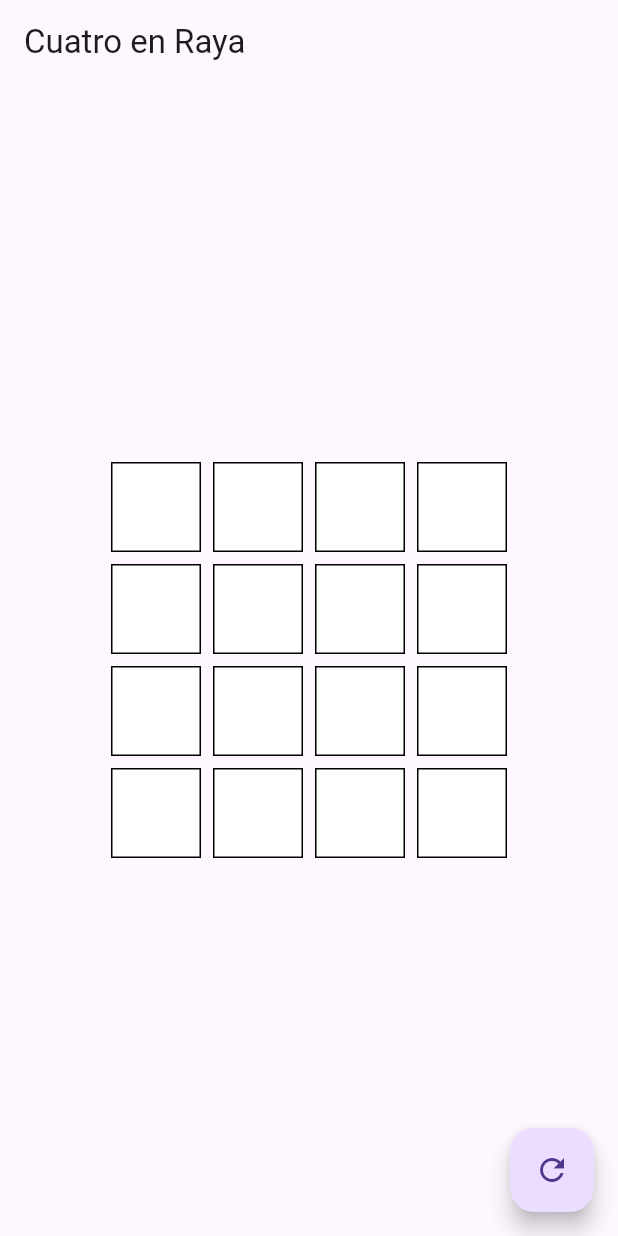
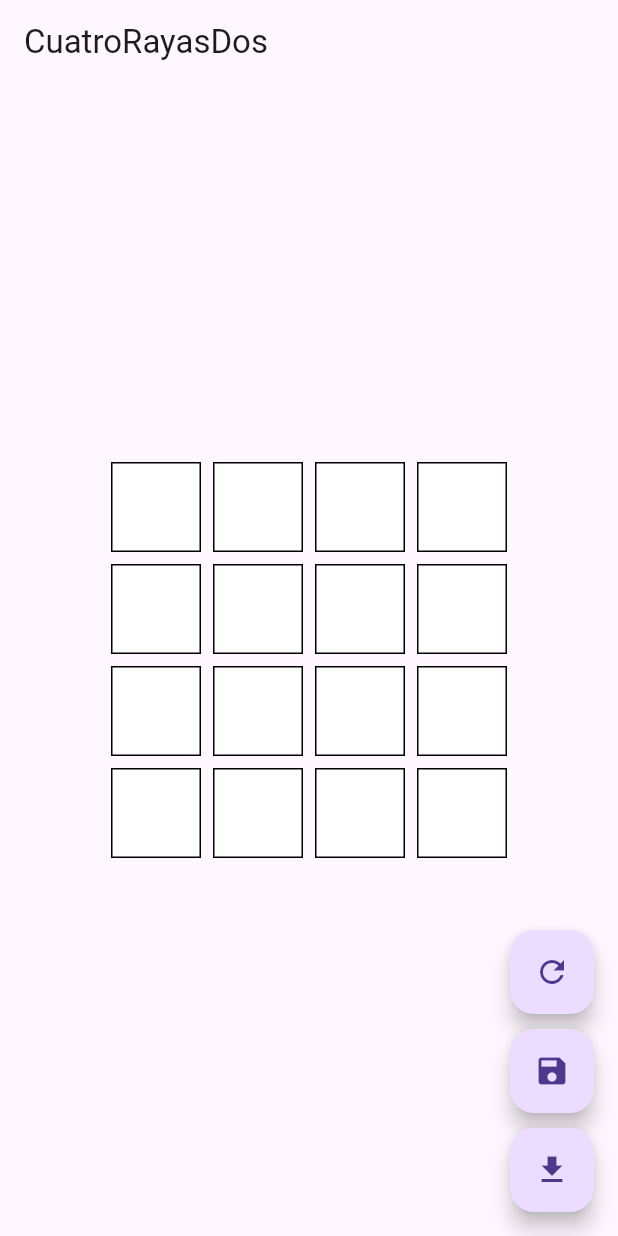
Before and after one commit to oscarruiz-code/CuatroenRayas, a Flutter app: the screen it shows after launch, after a tap on the "refresh" icon, on a phone screen of 412 x 824 dp. Run offline on Flutter 3.47's test engine with Material 3 defaults, Android fonts, the light colour scheme and no system bars; network calls fail.

Commit message:
240325 12

```diff
--- a/lib/main.dart
+++ b/lib/main.dart
@@ -1,8 +1,7 @@
 import 'package:flutter/material.dart';
-import './src/juego.dart'; // Ruta hacia el archivo de lógica del juego
-
+import 'package:juegocuatroenrayas/src/juego.dart';
 void main() {
-  runApp(const MaterialApp(
-    home: Juego(),
+  runApp( MaterialApp(
+    home: Juego(gameId: "2",gameName: "CuatroRayasDos",),
   ));
 }
--- a/lib/src/juego.dart
+++ b/lib/src/juego.dart
@@ -1,32 +1,48 @@
 import 'package:flutter/material.dart';
+import 'package:juegocuatroenrayas/service/servicios.dart';// Importa la clase Servicios
 
 class Juego extends StatefulWidget {
-  const Juego({super.key});
+  final String gameId;
+  final String gameName;
+
+  const Juego({super.key, required this.gameId, required this.gameName});
 
   @override
   State<Juego> createState() => _JuegoState();
 }
 
 class _JuegoState extends State<Juego> {
-  static const int tamanioTablero = 4; // Tamaño del tablero 4x4
-  List<List<String>> tablero = List.generate(
-    tamanioTablero,
-    (_) => List.generate(tamanioTablero, (_) => ''),
-  );
+  static const int tamanioTablero = 4;
+  List<List<String>> tablero = [
+    ['', '', '', ''],
+    ['', '', '', ''],
+    ['', '', '', ''],
+    ['', '', '', ''],
+  ];
 
-  String turnoActual = 'Jugador 1'; // "Jugador 1" para X, "Jugador 2" para O
-  int fichasColocadasJugador1 = 0; // Fichas del Jugador 1
-  int fichasColocadasJugador2 = 0; // Fichas del Jugador 2
-  bool faseColocacion = true; // Fase inicial de colocación de fichas
+  String turnoActual = 'Jugador 1';
+  int fichasColocadasJugador1 = 0;
+  int fichasColocadasJugador2 = 0;
+  bool faseColocacion = true;
+
+  int? fichaSeleccionadaFila;
+  int? fichaSeleccionadaColumna;
 
   void reiniciarJuego() {
     setState(() {
-      tablero = List.generate(
-          tamanioTablero, (_) => List.generate(tamanioTablero, (_) => ''));
+      tablero = [
+        ['', '', '', ''],
+        ['', '', '', ''],
+        ['', '', '', ''],
+        ['', '', '', ''],
+      ];
+
       turnoActual = 'Jugador 1';
       fichasColocadasJugador1 = 0;
       fichasColocadasJugador2 = 0;
       faseColocacion = true;
+      fichaSeleccionadaFila = null;
+      fichaSeleccionadaColumna = null;
     });
   }
 
@@ -43,7 +59,6 @@ class _JuegoState extends State<Juego> {
 
   void colocarFicha(int fila, int columna) {
     if (faseColocacion) {
-      // Determinar si es la primera ficha del Jugador 1 (con restricción de borde)
       bool primeraFichaRestriccion =
           turnoActual == 'Jugador 1' && fichasColocadasJugador1 == 0;
 
@@ -51,14 +66,19 @@ class _JuegoState extends State<Juego> {
           (fichasColocadasJugador1 < 4 || fichasColocadasJugador2 < 4) &&
           (!primeraFichaRestriccion || alBorde(fila, columna))) {
         setState(() {
-          tablero[fila][columna] =
-              turnoActual == 'Jugador 1' ? 'X' : 'O'; // Asignar símbolo
-          turnoActual == 'Jugador 1'
-              ? fichasColocadasJugador1++
-              : fichasColocadasJugador2++;
+          String simbolo = turnoActual == 'Jugador 1' ? 'X' : 'O';
+          tablero[fila][columna] = simbolo;
+
+          if (turnoActual == 'Jugador 1') {
+            fichasColocadasJugador1++;
+          } else {
+            fichasColocadasJugador2++;
+          }
+
           if (fichasColocadasJugador1 == 4 && fichasColocadasJugador2 == 4) {
             faseColocacion = false;
           }
+
           turnoActual = turnoActual == 'Jugador 1' ? 'Jugador 2' : 'Jugador 1';
         });
       }
@@ -67,14 +87,10 @@ class _JuegoState extends State<Juego> {
     }
   }
 
-  int? fichaSeleccionadaFila;
-  int? fichaSeleccionadaColumna;
-
   void seleccionarOMoverFicha(int fila, int columna) {
-    if (faseColocacion) return; // Ignorar esta función en la fase de colocación
+    if (faseColocacion) return;
 
     if (fichaSeleccionadaFila == null && fichaSeleccionadaColumna == null) {
-      // Seleccionar ficha del jugador actual
       if ((turnoActual == 'Jugador 1' && tablero[fila][columna] == 'X') ||
           (turnoActual == 'Jugador 2' && tablero[fila][columna] == 'O')) {
         setState(() {
@@ -83,26 +99,37 @@ class _JuegoState extends State<Juego> {
         });
       }
     } else {
-      // Si ya hay una ficha seleccionada
       if ((turnoActual == 'Jugador 1' && tablero[fila][columna] == 'X') ||
           (turnoActual == 'Jugador 2' && tablero[fila][columna] == 'O')) {
-        // Cambiar selección
         setState(() {
           fichaSeleccionadaFila = fila;
           fichaSeleccionadaColumna = columna;
         });
-      } else if (esAdyacente(fila, columna, fichaSeleccionadaFila!,
-              fichaSeleccionadaColumna!) &&
+      } else if (esAdyacente(
+              fila, columna, fichaSeleccionadaFila!, fichaSeleccionadaColumna!) &&
           tablero[fila][columna].isEmpty) {
-        // Mover ficha seleccionada
         setState(() {
-          tablero[fila][columna] = turnoActual == 'Jugador 1' ? 'X' : 'O';
+          String simboloActual = turnoActual == 'Jugador 1' ? 'X' : 'O';
+          tablero[fila][columna] = simboloActual;
           tablero[fichaSeleccionadaFila!][fichaSeleccionadaColumna!] = '';
           fichaSeleccionadaFila = null;
           fichaSeleccionadaColumna = null;
           turnoActual = turnoActual == 'Jugador 1' ? 'Jugador 2' : 'Jugador 1';
         });
       }
+    }
+  }
+
+  Future<void> guardarTablero() async {
+    await Servicios().guardarJuego(widget.gameId, widget.gameName, tablero);
+  }
+
+  Future<void> cargarTablero() async {
+    final tableroCargado = await Servicios().cargarJuego(widget.gameId);
+    if (tableroCargado != null) {
+      setState(() {
+        tablero = tableroCargado;
+      });
     }
   }
 
@@ -166,7 +193,7 @@ class _JuegoState extends State<Juego> {
                   showDialog(
                     context: context,
                     builder: (context) => AlertDialog(
-                      title: Text("¡Victoria!"),
+                      title: const Text("¡Victoria!"),
                       content: Text(
                           "${turnoActual == 'Jugador 1' ? 'Jugador 2' : 'Jugador 1'} ha ganado."),
                       actions: [
@@ -175,7 +202,7 @@ class _JuegoState extends State<Juego> {
                             Navigator.of(context).pop();
                             reiniciarJuego();
                           },
-                          child: Text("Reiniciar"),
+                          child: const Text("Reiniciar"),
                         ),
                       ],
                     ),
@@ -211,14 +238,29 @@ class _JuegoState extends State<Juego> {
   Widget build(BuildContext context) {
     return Scaffold(
       appBar: AppBar(
-        title: const Text('Cuatro en Raya'),
+        title: Text(widget.gameName),
       ),
       body: Center(
         child: construirTablero(),
       ),
-      floatingActionButton: FloatingActionButton(
-        onPressed: reiniciarJuego,
-        child: const Icon(Icons.refresh),
+      floatingActionButton: Column(
+        mainAxisAlignment: MainAxisAlignment.end,
+        children: [
+          FloatingActionButton(
+            onPressed: reiniciarJuego,
+            child: const Icon(Icons.refresh),
+          ),
+          const SizedBox(height: 10),
+          FloatingActionButton(
+            onPressed: guardarTablero,
+            child: const Icon(Icons.save),
+          ),
+          const SizedBox(height: 10),
+          FloatingActionButton(
+            onPressed: cargarTablero,
+            child: const Icon(Icons.download),
+          ),
+        ],
       ),
     );
   }
```
Also changed, not shown: lib/service/servicios.dart (added, +51 -0 lines), pubspec.yaml (+3 -70 lines), pubspec.lock.
